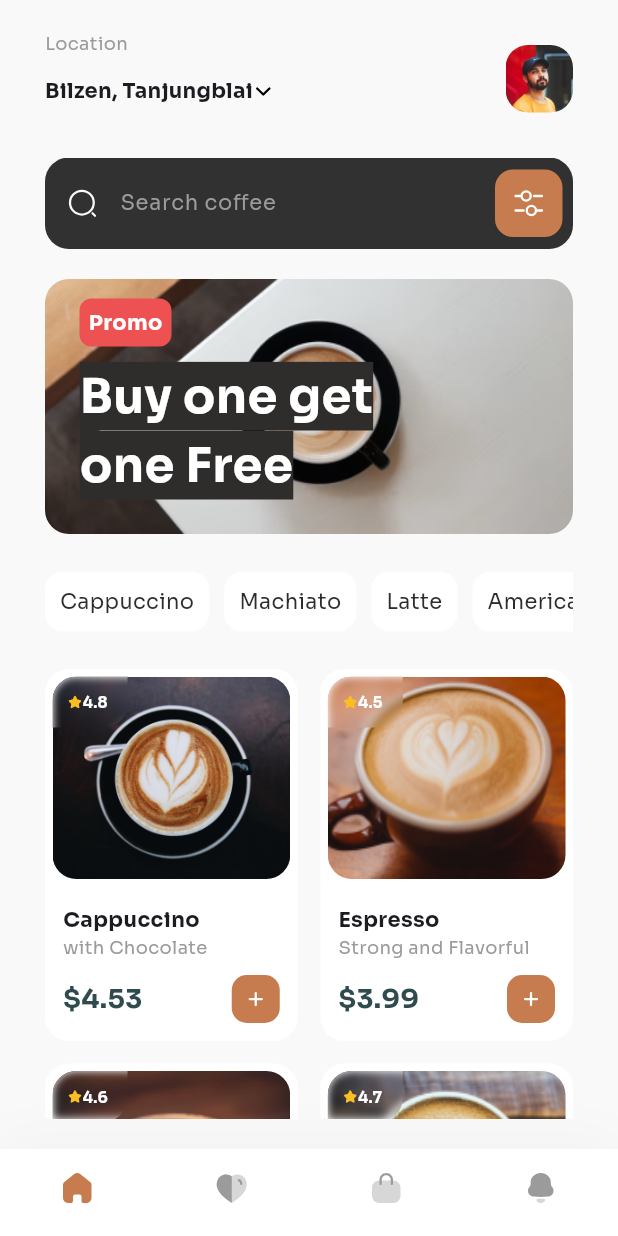
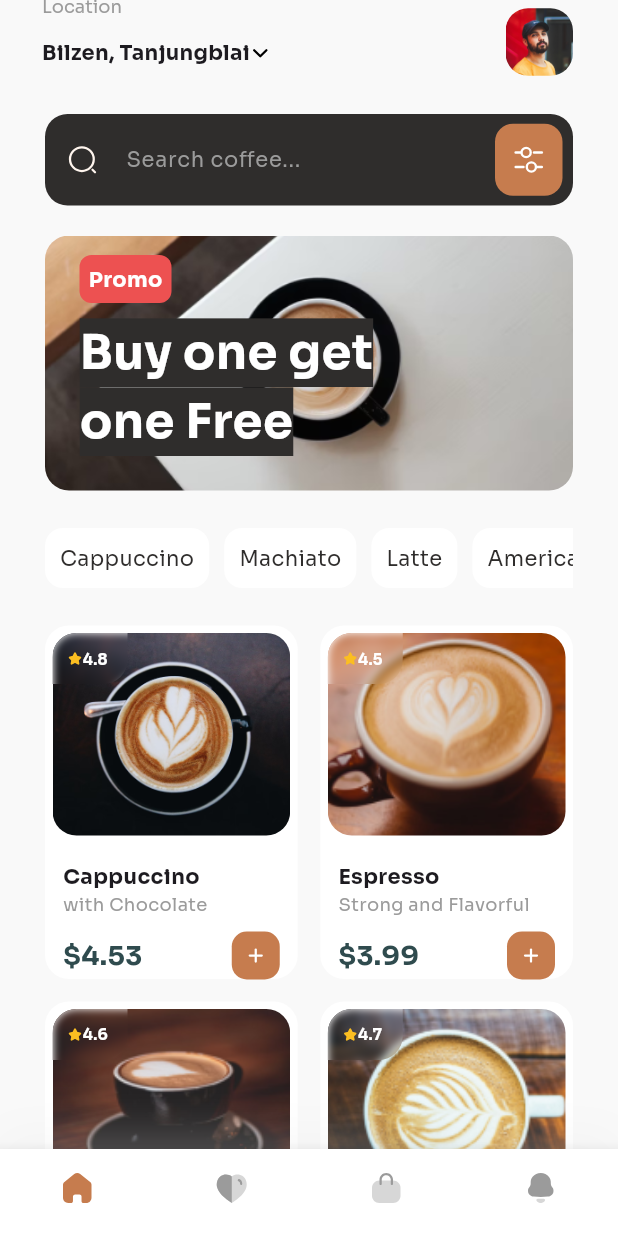
Before and after one commit to theArtistSam/Flutter-CoffeeStoreApp, a Flutter app: the DashboardPage screen opened directly, on a phone screen of 412 x 824 dp. Run offline on Flutter 3.47's test engine with Material 3 defaults, Android fonts, the phone set to English and light mode, and no system bars; our stand-ins replace flutter_svg, google_fonts; project files that could hold a hidden picture were left out.

Commit message:
fix: Appbar & Textfield fixed

```diff
--- a/lib/pages/dashboard/dashboard_page.dart
+++ b/lib/pages/dashboard/dashboard_page.dart
@@ -19,7 +19,12 @@ class _DashboardPageState extends State<DashboardPage> {
   String dropdownValue = 'Bilzen, Tanjungblai';
   final TextEditingController _textEditingController = TextEditingController();
 
-  List<String> scrollTileItems = ["Cappuccino", "Machiato", "Latte", "Americano"];
+  List<String> scrollTileItems = [
+    "Cappuccino",
+    "Machiato",
+    "Latte",
+    "Americano"
+  ];
   final ScrollController _outerController = ScrollController();
   final ScrollController _innerController = ScrollController();
 
@@ -39,7 +44,6 @@ class _DashboardPageState extends State<DashboardPage> {
 
   @override
   Widget build(BuildContext context) {
-
     final screenWidth = MediaQuery.of(context).size.width;
     final statusBarHeight = MediaQuery.of(context).padding.top;
 
@@ -53,25 +57,18 @@ class _DashboardPageState extends State<DashboardPage> {
 
     return Scaffold(
       backgroundColor: backgroundColor,
-      body: Padding(
-        padding: const EdgeInsets.symmetric(
-          horizontal: 30,
-          vertical: 20
-        ),
+      appBar: AppBar(
+        backgroundColor: backgroundColor,
+        elevation: 0,
+        automaticallyImplyLeading: false, // Disable the back button
+        centerTitle: false,
+        surfaceTintColor: backgroundColor,
+        title: Padding(
+          padding: const EdgeInsets.only(left: 12.0),
           child: Column(
             crossAxisAlignment: CrossAxisAlignment.start,
             children: [
-            SizedBox(height: statusBarHeight),
-            // Personal Detials
-            Row(
-              children: [
-
-                Column(
-                  // mainAxisAlignment: MainAxisAlignment.start,
-                  crossAxisAlignment: CrossAxisAlignment.start,
-                  children: [
-
-                    // Location
+              // Location text
               Font(
                 text: "Location",
                 fontWeight: "Regular",
@@ -86,8 +83,12 @@ class _DashboardPageState extends State<DashboardPage> {
                   focusColor: backgroundColor,
                   borderRadius: BorderRadius.circular(10),
                   value: dropdownValue,
-                        items: <String>['Bilzen, Tanjungblai', 'Los Angeles, CA', 'New York, NY', 'London, England']
-                            .map<DropdownMenuItem<String>>((String value) {
+                  items: <String>[
+                    'Bilzen, Tanjungblai',
+                    'Los Angeles, CA',
+                    'New York, NY',
+                    'London, England'
+                  ].map<DropdownMenuItem<String>>((String value) {
                     return DropdownMenuItem<String>(
                       value: value,
                       child: Font(
@@ -105,8 +106,11 @@ class _DashboardPageState extends State<DashboardPage> {
               )
             ],
           ),
-                const Spacer(),
-                ClipRRect(
+        ),
+        actions: [
+          Padding(
+            padding: const EdgeInsets.only(right: 30.0),
+            child: ClipRRect(
               borderRadius: BorderRadius.circular(15),
               child: Image.asset(
                 'assets/images/person.png',
@@ -114,84 +118,80 @@ class _DashboardPageState extends State<DashboardPage> {
                 width: 45,
                 height: 45,
               ),
+            ),
           )
         ],
       ),
-            const SizedBox(height: 20),
+      body: Column(
+        crossAxisAlignment: CrossAxisAlignment.start,
+        children: [
+          // Personal Detials
           Expanded(
             child: ListView(
               physics: const BouncingScrollPhysics(),
-                padding: const EdgeInsets.all(0),
+              padding: const EdgeInsets.fromLTRB(30, 20, 30, 0),
               children: [
-                  Container(
-                    decoration: BoxDecoration(
-                      color: const Color(0xff313131),
-                      borderRadius: BorderRadius.circular(16)
-                    ),
-                    child: Padding(
-                      padding: const EdgeInsets.only(
-                        top: 5,
-                        left: 5,
-                        right: 7,
-                        bottom: 5
-                      ),
-                      child: Row(
-                        // mainAxisAlignment: MainAxisAlignment.center,
-                        crossAxisAlignment: CrossAxisAlignment.center,
-                        children: [
-                          Padding(
-                            padding: const EdgeInsets.only(left: 10),
-                            child: SvgPicture.asset(
-                              'assets/icons/search-unfilled.svg',
-                              color: backgroundColor,
-                            ),
-                          ),
-                          Expanded(
-                            child: TextField(
-                            controller: _textEditingController,
-                              //autofocus: false,
-                              decoration: InputDecoration(
-                                border: InputBorder.none,
-                                hintText: "Search coffee",
-                                contentPadding: const EdgeInsets.all(15),
-                                hintStyle: GoogleFonts.sora(
-                                  fontSize: 14,
-                                  fontWeight: FontWeight.w400,
-                                  color: secondaryTextColor,
-                                ),
-                              ),
+                TextField(
+                  onChanged: (value) {
+                    // print('Text changed: $value');
+                  },
                   style: GoogleFonts.sora(
                     fontSize: 14,
                     fontWeight: FontWeight.w400,
-                                color: Colors.white,
+                    color: primaryColorLight,
                   ),
-                              onChanged: (value) {
-                                // Handle text changes
-                              },
+                  decoration: InputDecoration(
+                    prefixIcon: Padding(
+                      padding: const EdgeInsets.only(left: 15, right: 15),
+                      child: SvgPicture.asset(
+                        'assets/icons/search-unfilled.svg',
+                        color: primaryColorLight,
                       ),
                     ),
-                          Container(
+                    suffixIcon: Padding(
+                      padding: const EdgeInsets.only(right: 7.0),
+                      child: Container(
                         width: 45,
                         height: 45,
                         decoration: BoxDecoration(
                           color: primaryColor,
-                              borderRadius: BorderRadius.circular(12)
+                          borderRadius: BorderRadius.circular(12),
                         ),
                         child: Padding(
                           padding: const EdgeInsets.all(12),
                           child: SvgPicture.asset(
                             'assets/icons/customize.svg',
                             color: primaryTextColorLight,
-                              )
-                            ),
-                          )
-                        ],
                           ),
                         ),
                       ),
+                    ),
+                    contentPadding: const EdgeInsets.all(20),
+                    hintText: "Search coffee...",
+                    hintStyle: GoogleFonts.sora(
+                      fontSize: 14,
+                      fontWeight: FontWeight.w400,
+                      color: secondaryTextColor,
+                    ),
 
+                    // Border when NOT focused
+                    enabledBorder: OutlineInputBorder(
+                      borderRadius: BorderRadius.circular(15),
+                      borderSide: BorderSide.none,
+                    ),
+
+                    // Border when focused
+                    focusedBorder: OutlineInputBorder(
+                      borderRadius: BorderRadius.circular(15),
+                      borderSide: BorderSide.none,
+                    ),
+
+                    // Background color
+                    filled: true,
+                    fillColor: primaryTextColorDark,
+                  ),
+                ),
                 const SizedBox(height: 20),
-
                 Stack(
                   children: [
                     ClipRRect(
@@ -206,17 +206,15 @@ class _DashboardPageState extends State<DashboardPage> {
                     Padding(
                       padding: const EdgeInsets.symmetric(
                         horizontal: 23,
-                          vertical: 13
+                        vertical: 13,
                       ),
                       child: Column(
-                          // mainAxisAlignment: MainAxisAlignment.start,
                         crossAxisAlignment: CrossAxisAlignment.start,
                         children: [
                           Container(
                             decoration: BoxDecoration(
                                 color: const Color(0xffEd5151),
-                                borderRadius: BorderRadius.circular(8)
-                              ),
+                                borderRadius: BorderRadius.circular(8)),
                             child: Padding(
                               padding: const EdgeInsets.all(6),
                               child: Font(
@@ -241,49 +239,42 @@ class _DashboardPageState extends State<DashboardPage> {
                     )
                   ],
                 ),
-
                 const SizedBox(height: 25),
-
                 SizedBox(
                   height: 40,
                   child: ListView.separated(
                     physics: const BouncingScrollPhysics(),
                     scrollDirection: Axis.horizontal,
                     itemCount: scrollTileItems.length,
-                      separatorBuilder: (BuildContext context, int index){
+                    separatorBuilder: (BuildContext context, int index) {
                       return const SizedBox(width: 10);
-                      } ,
+                    },
                     itemBuilder: (BuildContext context, int index) {
                       return ScrollTile(tileText: scrollTileItems[index]);
                     },
                   ),
                 ),
-
                 const SizedBox(height: 25),
-
-                  MasonryGridView.count(
-                    // key: UniqueKey(),
+                GridView.builder(
                   shrinkWrap: true,
                   physics: const NeverScrollableScrollPhysics(),
-                    padding: const EdgeInsets.all(0),
+                  padding: const EdgeInsets.only(bottom: 20),
+                  gridDelegate: SliverGridDelegateWithFixedCrossAxisCount(
                     crossAxisCount: gridCount(),
-                    crossAxisSpacing: 15, //
+                    crossAxisSpacing: 15,
                     mainAxisSpacing: 15,
+                    childAspectRatio: .715,
+                  ),
                   itemCount: allProducts.length,
                   itemBuilder: (context, index) {
                     final product = allProducts[index];
-                      return ProductTile(
-                        product: product
-                      );
-                    }
-                  ),
-
+                    return ProductTile(product: product);
+                  },
+                )
               ],
             ),
           ),
-
         ],
-        ),
       ),
       bottomNavigationBar: Container(
         decoration: BoxDecoration(
@@ -292,13 +283,10 @@ class _DashboardPageState extends State<DashboardPage> {
               blurRadius: 25,
               offset: const Offset(0, -10),
               spreadRadius: 0,
-              color: const Color(0xffE4E4E4).withOpacity(.25),
-
+              color: const Color(0xffE4E4E4).withValues(alpha: 0.25),
             )
-          ]
+          ],
         ),
-        child: ClipRRect(
-          // borderRadius: BorderRadius.circular(25),
         child: BottomNavigationBar(
           showSelectedLabels: false,
           showUnselectedLabels: false,
@@ -306,6 +294,7 @@ class _DashboardPageState extends State<DashboardPage> {
           backgroundColor: Colors.white,
           selectedItemColor: primaryColor,
           onTap: (int index) {
+            // set the index of the scaffold page
           },
           items: [
             BottomNavigationBarItem(
@@ -325,21 +314,20 @@ class _DashboardPageState extends State<DashboardPage> {
             BottomNavigationBarItem(
               icon: SvgPicture.asset(
                 'assets/icons/bag-filled.svg',
-                  color: secondaryTextColor
+                color: secondaryTextColor,
               ),
               label: '',
             ),
             BottomNavigationBarItem(
               icon: SvgPicture.asset(
                 'assets/icons/notification-filled.svg',
-                  color: secondaryTextColor
+                color: secondaryTextColor,
               ),
               label: '',
             ),
           ],
         ),
       ),
-      ),
     );
   }
 }
--- a/pubspec.yaml
+++ b/pubspec.yaml
@@ -47,7 +47,7 @@ dev_dependencies:
   # activated in the `analysis_options.yaml` file located at the root of your
   # package. See that file for information about deactivating specific lint
   # rules and activating additional ones.
-  flutter_lints: ^2.0.0
+  flutter_lints: ^5.0.0
 
 # For information on the generic Dart part of this file, see the
 # following page: https://dart.dev/tools/pub/pubspec
```
Also changed, not shown: lib/main.dart (+3 -6 lines), pubspec.lock, 12 other files. Lines whose indentation alone changed are shown as unchanged.
